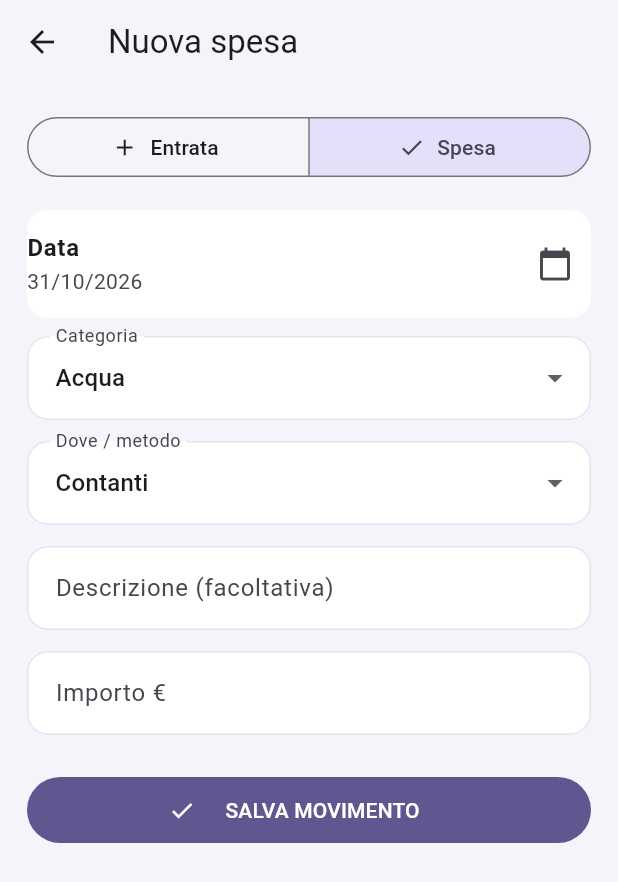
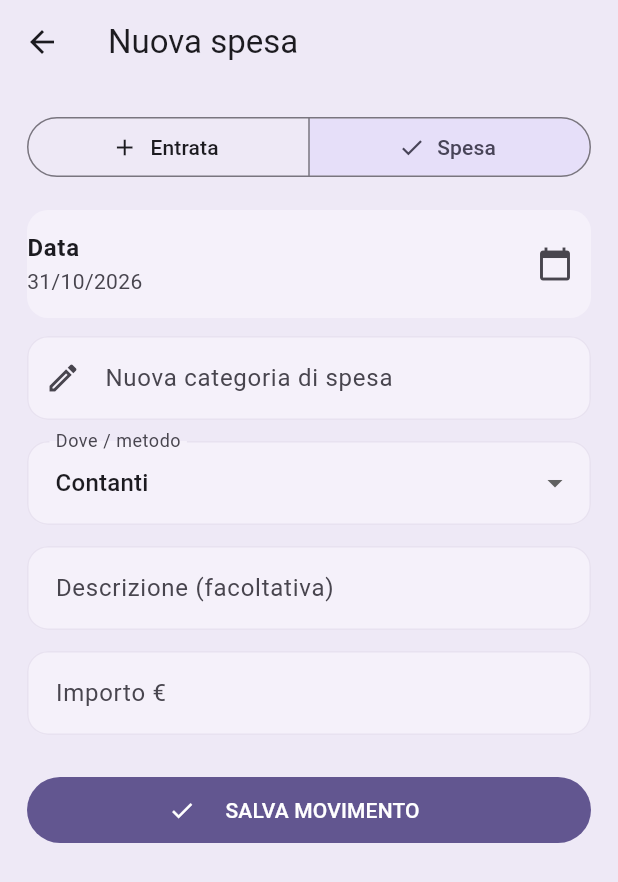
Before and after one commit to verdefra71-oss/Cass, a Flutter app: the screen it shows after launch, after a tap on the "chevron left" icon, after a tap on the "chevron right" icon, after a tap on "SPESA", on a phone screen of 412 x 824 dp. Shown: the top 882 px of the screen. Run offline on Flutter 3.47's test engine with Material 3 defaults, Android fonts, the phone set to English and light mode, and no system bars; our stand-ins replace file_picker, share_plus, shared_preferences.

Commit message:
Add files via upload

```diff
--- a/lib/main.dart
+++ b/lib/main.dart
@@ -152,17 +152,17 @@ class _AppState extends State<GestioneFamiliareApp> {
       theme: ThemeData(
         useMaterial3: true,
         colorScheme: scheme,
-        scaffoldBackgroundColor: const Color(0xfff6f4fa),
+        scaffoldBackgroundColor: const Color(0xffeee9f6),
         appBarTheme: const AppBarTheme(
           backgroundColor: Colors.transparent, elevation: 0, centerTitle: false, surfaceTintColor: Colors.transparent),
         cardTheme: CardThemeData(
           elevation: 0,
-          color: Colors.white,
+          color: const Color(0xfff5f1fa),
           margin: const EdgeInsets.symmetric(horizontal: 16, vertical: 7),
           shape: RoundedRectangleBorder(borderRadius: BorderRadius.circular(18), side: const BorderSide(color: Color(0xffebe7f2))),
         ),
         inputDecorationTheme: InputDecorationTheme(
-          filled: true, fillColor: Colors.white,
+          filled: true, fillColor: const Color(0xfff5f1fa),
           contentPadding: const EdgeInsets.symmetric(horizontal: 15, vertical: 16),
           border: OutlineInputBorder(borderRadius: BorderRadius.circular(14), borderSide: const BorderSide(color: Color(0xffe8e2f0))),
           enabledBorder: OutlineInputBorder(borderRadius: BorderRadius.circular(14), borderSide: const BorderSide(color: Color(0xffe8e2f0))),
@@ -430,7 +430,7 @@ class _HomePageState extends State<HomePage> {
     Container(
       padding: const EdgeInsets.symmetric(horizontal: 13, vertical: 15),
       decoration: BoxDecoration(
-        color: Colors.white,
+        color: const Color(0xfff5f1fa),
         borderRadius: BorderRadius.circular(16),
         border: Border.all(color: const Color(0xffe8e2f0)),
       ),
@@ -530,7 +530,7 @@ class _HomePageState extends State<HomePage> {
   Widget _meseBar() => Padding(
     padding: const EdgeInsets.fromLTRB(16, 4, 16, 8),
     child: Container(
-      decoration: BoxDecoration(color: Colors.white, border: Border.all(color: const Color(0xffebe7f2)),
+      decoration: BoxDecoration(color: const Color(0xfff5f1fa), border: Border.all(color: const Color(0xffebe7f2)),
         borderRadius: BorderRadius.circular(16)),
       child: Row(mainAxisAlignment: MainAxisAlignment.spaceBetween, children: [
         IconButton(onPressed: () => _cambiaMese(-1),
@@ -777,8 +777,7 @@ class _MovimentoPageState extends State<MovimentoPage> {
   final importo = TextEditingController();
 
   static const entrate = ['Stipendio','Banca','Extra'];
-  static const uscite = ['Acqua','Luce','Gas','Internet','Benzina',
-    'Bollo auto','Assicurazione','Condominio','Altre'];
+  // Le categorie di spesa partono vuote: l'utente le crea liberamente.
 
   @override
   void initState() {
@@ -786,7 +785,7 @@ class _MovimentoPageState extends State<MovimentoPage> {
     final m = widget.movimento;
     entrata = m?.entrata ?? widget.entrata;
     data = m?.data ?? DateTime.now();
-    categoria = m?.categoria ?? (entrata ? entrate.first : uscite.first);
+    categoria = m?.categoria ?? (entrata ? entrate.first : '');
     metodo = m?.metodo ?? 'Contanti';
     descrizione.text = m?.descrizione ?? '';
     importo.text = m == null ? '' : m.importo.toStringAsFixed(2);
@@ -803,6 +802,11 @@ class _MovimentoPageState extends State<MovimentoPage> {
   }
 
   void _salva() {
+    if (!entrata && categoria.trim().isEmpty) {
+      ScaffoldMessenger.of(context).showSnackBar(
+        const SnackBar(content: Text('Inserisci il nome della categoria di spesa.')));
+      return;
+    }
     final v = double.tryParse(importo.text.replaceAll(',', '.'));
     if (v == null || v <= 0) {
       ScaffoldMessenger.of(context).showSnackBar(
@@ -831,24 +835,36 @@ class _MovimentoPageState extends State<MovimentoPage> {
         selected: {entrata},
         onSelectionChanged: (s) => setState(() {
           entrata = s.first;
-          categoria = (entrata ? entrate : uscite).first;
+          categoria = entrata ? entrate.first : '';
         }),
       ),
       const SizedBox(height: 18),
       ListTile(
         contentPadding: EdgeInsets.zero,
-        tileColor: Colors.white,
+        tileColor: const Color(0xfff5f1fa),
         shape: RoundedRectangleBorder(borderRadius: BorderRadius.circular(14)),
         title: const Text('Data', style: TextStyle(fontWeight: FontWeight.w600)),
         subtitle: Text(dataIt(data)),
         trailing: IconButton(onPressed: _data, icon: const Icon(Icons.calendar_today))),
       const SizedBox(height: 12),
-      DropdownButtonFormField<String>(
-        initialValue: categoria,
-        decoration: const InputDecoration(labelText: 'Categoria'),
-        items: (entrata ? entrate : uscite)
-          .map((e) => DropdownMenuItem(value: e, child: Text(e))).toList(),
-        onChanged: (v) { if (v != null) setState(() => categoria = v); }),
+      if (entrata)
+        DropdownButtonFormField<String>(
+          key: const ValueKey('categoria-entrata'),
+          initialValue: categoria.isEmpty ? entrate.first : categoria,
+          decoration: const InputDecoration(labelText: 'Categoria'),
+          items: entrate.map((e) => DropdownMenuItem(value: e, child: Text(e))).toList(),
+          onChanged: (v) { if (v != null) setState(() => categoria = v); })
+      else
+        TextFormField(
+          key: const ValueKey('categoria-spesa'),
+          initialValue: categoria,
+          textCapitalization: TextCapitalization.sentences,
+          decoration: const InputDecoration(
+            labelText: 'Nuova categoria di spesa',
+            hintText: 'Es. Spesa alimentare, affitto, farmacia…',
+            prefixIcon: Icon(Icons.edit_outlined)),
+          onChanged: (v) => categoria = v.trim(),
+        ),
       const SizedBox(height: 14),
       DropdownButtonFormField<String>(
         initialValue: metodo,
```
